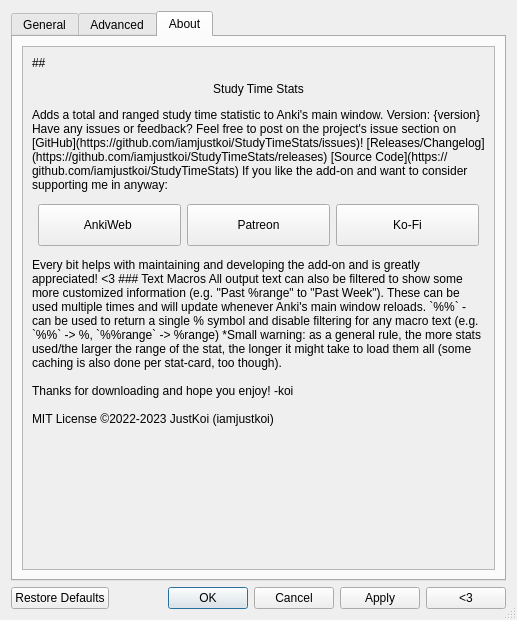
Before: the Qt Designer form res/ui/options_dialog.ui in iamjustkoi/StudyTimeStats, drawn with Qt 5.
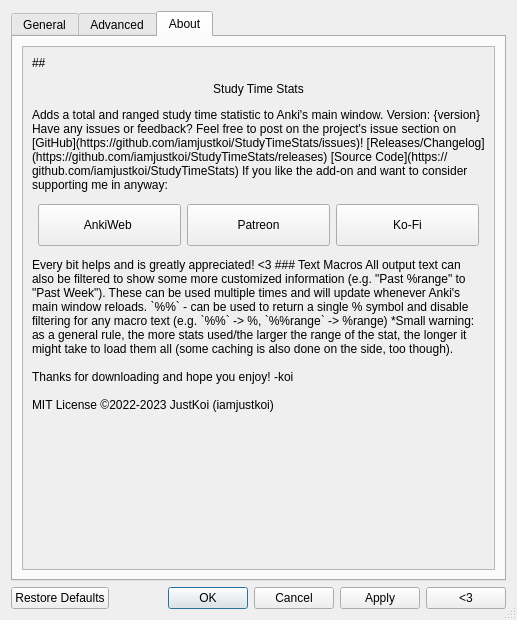
After: the same form once the commit is applied. Icons and pictures are not drawn. Custom widgets are drawn as their Qt base class.

Commit message: update about tab text

Diff of the .ui file:
```diff
--- a/res/ui/options_dialog.ui
+++ b/res/ui/options_dialog.ui
@@ -529,14 +529,14 @@
               </sizepolicy>
              </property>
              <property name="text">
-              <string>Every bit helps with maintaining and developing the add-on and is greatly appreciated! &lt;3
+              <string>Every bit helps and is greatly appreciated! &lt;3
 
 ### Text Macros
 All output text can also be filtered to show some more customized information (e.g. &quot;Past %range&quot; to &quot;Past Week&quot;). These can be used multiple times and will update whenever Anki's main window reloads. 
 
 `%%` - can be used to return a single % symbol and disable filtering for any macro text (e.g. `%%` -&gt; %, `%%range` -&gt; %range)
 
-*Small warning: as a general rule, the more stats used/the larger the range of the stat, the longer it might take to load them all (some caching is also done per stat-card, too though).
+*Small warning: as a general rule, the more stats used/the larger the range of the stat, the longer it might take to load them all (some caching is also done on the side, too though).
 
 &lt;br&gt;&lt;/br&gt;
 &lt;br&gt;&lt;/br&gt;
```
The commit also changes 1 other file.
